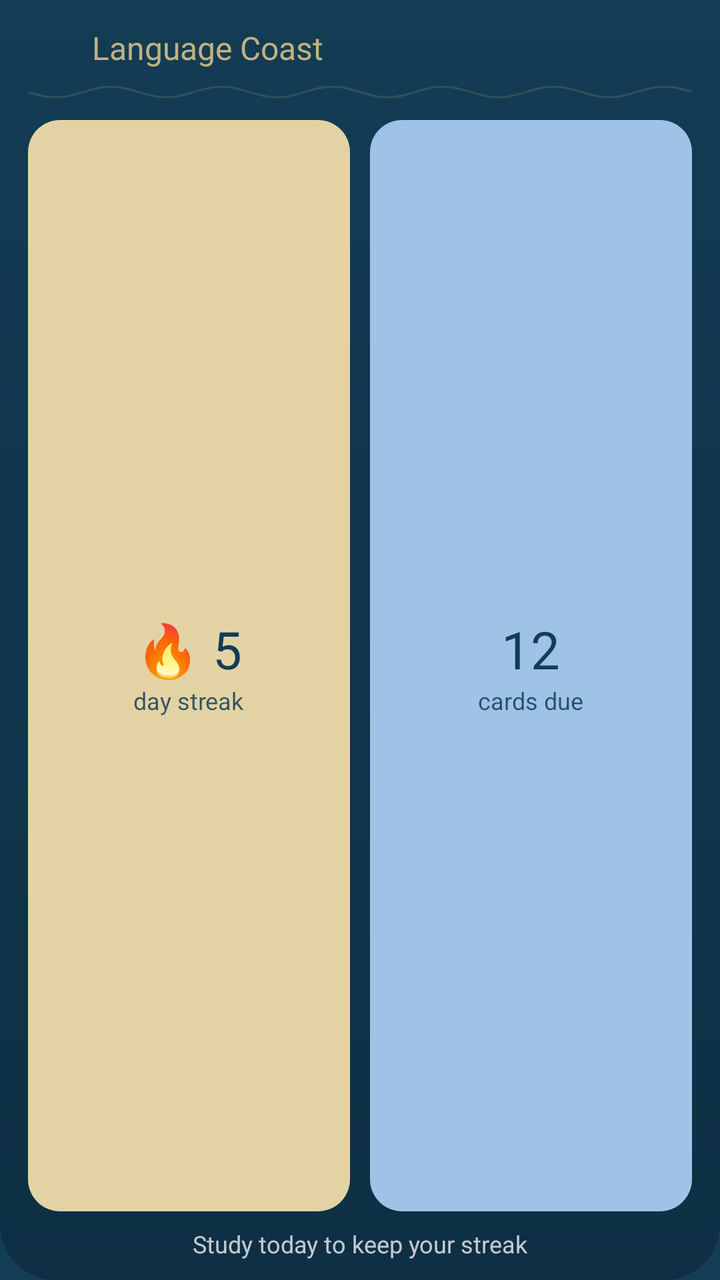
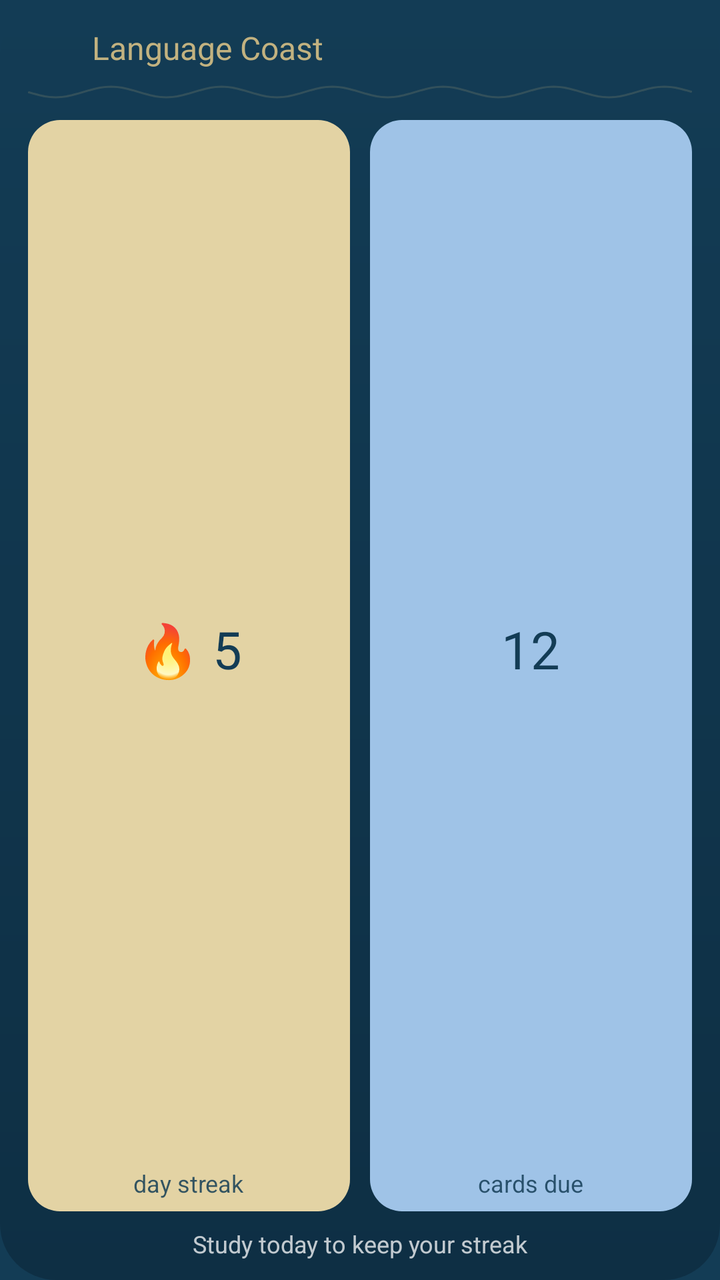

Screens rendered from an Android XML layout before and after an edit, with the pre-edit source and the edit as a unified diff.
<!-- AndroidManifest.xml: application theme Theme.LanguageCoast -->
<!-- res/layout/widget_study.xml -->
<?xml version="1.0" encoding="utf-8"?>
<LinearLayout xmlns:android="http://schemas.android.com/apk/res/android"
    android:id="@+id/widget_root"
    android:layout_width="match_parent"
    android:layout_height="match_parent"
    android:background="@drawable/widget_background"
    android:orientation="vertical"
    android:paddingStart="14dp"
    android:paddingTop="12dp"
    android:paddingEnd="14dp"
    android:paddingBottom="10dp">

    <LinearLayout
        android:layout_width="match_parent"
        android:layout_height="wrap_content"
        android:gravity="center_vertical"
        android:orientation="horizontal">

        <ImageView
            android:layout_width="24dp"
            android:layout_height="24dp"
            android:importantForAccessibility="no"
            android:src="@mipmap/logo_android_language_coast_round" />

        <TextView
            android:layout_width="wrap_content"
            android:layout_height="wrap_content"
            android:layout_marginStart="8dp"
            android:fontFamily="@font/nunito"
            android:fontVariationSettings="'wght' 800"
            android:maxLines="1"
            android:text="@string/app_name"
            android:textColor="@color/sand_beige"
            android:textSize="16sp" />
    </LinearLayout>

    <ImageView
        android:layout_width="match_parent"
        android:layout_height="8dp"
        android:layout_marginTop="6dp"
        android:importantForAccessibility="no"
        android:scaleType="fitXY"
        android:src="@drawable/widget_wave" />

    <LinearLayout
        android:layout_width="match_parent"
        android:layout_height="0dp"
        android:layout_marginTop="10dp"
        android:layout_weight="1"
        android:baselineAligned="false"
        android:orientation="horizontal">

        <LinearLayout
            android:layout_width="0dp"
            android:layout_height="match_parent"
            android:layout_weight="1"
            android:background="@drawable/widget_tile_dune"
            android:gravity="center"
            android:orientation="vertical"
            android:padding="6dp">

            <TextView
                android:id="@+id/widget_streak"
                android:layout_width="wrap_content"
                android:layout_height="wrap_content"
                android:fontFamily="@font/nunito"
                android:fontVariationSettings="'wght' 800"
                android:maxLines="1"
                android:text="@string/widget_preview_streak"
                android:textColor="@color/deep_ocean_blue"
                android:textSize="26sp" />

            <TextView
                android:id="@+id/widget_streak_label"
                android:layout_width="wrap_content"
                android:layout_height="wrap_content"
                android:maxLines="1"
                android:text="@string/widget_streak_label"
                android:textColor="@color/deep_ocean_blue_secondary"
                android:textSize="12sp" />
        </LinearLayout>

        
        <FrameLayout
            android:layout_width="10dp"
            android:layout_height="match_parent" />

        <LinearLayout
            android:layout_width="0dp"
            android:layout_height="match_parent"
            android:layout_weight="1"
            android:background="@drawable/widget_tile_sky"
            android:gravity="center"
            android:orientation="vertical"
            android:padding="6dp">

            <TextView
                android:id="@+id/widget_due"
                android:layout_width="wrap_content"
                android:layout_height="wrap_content"
                android:fontFamily="@font/nunito"
                android:fontVariationSettings="'wght' 800"
                android:maxLines="1"
                android:text="@string/widget_preview_due"
                android:textColor="@color/deep_ocean_blue"
                android:textSize="26sp" />

            <TextView
                android:id="@+id/widget_due_label"
                android:layout_width="wrap_content"
                android:layout_height="wrap_content"
                android:maxLines="1"
                android:text="@string/widget_preview_due_label"
                android:textColor="@color/deep_ocean_blue_secondary"
                android:textSize="12sp" />
        </LinearLayout>
    </LinearLayout>

    <TextView
        android:id="@+id/widget_footer"
        android:layout_width="match_parent"
        android:layout_height="wrap_content"
        android:layout_marginTop="8dp"
        android:ellipsize="end"
        android:gravity="center"
        android:maxLines="1"
        android:text="@string/widget_preview_footer"
        android:textColor="@color/mist_white"
        android:textSize="12sp" />
</LinearLayout>
<!-- resources referenced by this layout -->
<resources>
  <color name="deep_ocean_blue">#FF133C55</color>
  <color name="deep_ocean_blue_secondary">#D9133C55</color>
  <color name="mist_white">#BFFFFFFF</color>
  <color name="sand_beige">#FFC2B280</color>
  <!-- drawable widget_background (drawable) -->
  <?xml version="1.0" encoding="utf-8"?>
  <shape xmlns:android="http://schemas.android.com/apk/res/android" android:shape="rectangle">
      <corners android:radius="@dimen/widget_radius" />
      <gradient
          android:angle="270"
          android:endColor="@color/abyss_blue"
          android:startColor="@color/deep_ocean_blue" />
  </shape>
  <!-- drawable widget_tile_dune (drawable) -->
  <?xml version="1.0" encoding="utf-8"?>
  <shape xmlns:android="http://schemas.android.com/apk/res/android" android:shape="rectangle">
      <corners android:radius="16dp" />
      <solid android:color="#FFE3D3A4" />
  </shape>
  <!-- drawable widget_tile_sky (drawable) -->
  <?xml version="1.0" encoding="utf-8"?>
  <shape xmlns:android="http://schemas.android.com/apk/res/android" android:shape="rectangle">
      <corners android:radius="16dp" />
      <solid android:color="#FF9FC3E7" />
  </shape>
  <!-- mipmap logo_android_language_coast_round (mipmap-anydpi-v26) -->
  <?xml version="1.0" encoding="utf-8"?>
  <adaptive-icon xmlns:android="http://schemas.android.com/apk/res/android">
      <background android:drawable="@color/logo_android_language_coast_background"/>
      <foreground android:drawable="@mipmap/logo_android_language_coast_foreground"/>
      <monochrome android:drawable="@mipmap/logo_android_language_coast_foreground"/>
  </adaptive-icon>
  <string name="app_name">Language Coast</string>
  <string name="widget_preview_due">12</string>
  <string name="widget_preview_due_label">cards due</string>
  <string name="widget_preview_footer">Study today to keep your streak</string>
  <string name="widget_preview_streak">🔥 5</string>
  <string name="widget_streak_label">day streak</string>
  <style name="Theme.LanguageCoast" parent="android:Theme.Material.Light.NoActionBar">
          
          <item name="android:windowBackground">@color/deep_ocean_blue</item>
      </style>
  <dimen name="widget_radius">24dp</dimen>
  <color name="abyss_blue">#FF0E2F44</color>
  <color name="widget_wave">#2EC2B280</color>
  <color name="logo_android_language_coast_background">#FFFFFF</color>
  <!-- unchanged entries left out for length: 1 -->
</resources>

<!-- the commit's change to res/layout/widget_study.xml (unified diff, before → after) -->
@@ -61,8 +61,13 @@
 
             <TextView
                 android:id="@+id/widget_streak"
-                android:layout_width="wrap_content"
-                android:layout_height="wrap_content"
+                android:layout_width="match_parent"
+                android:layout_height="0dp"
+                android:layout_weight="1"
+                android:autoSizeMaxTextSize="26sp"
+                android:autoSizeMinTextSize="9sp"
+                android:autoSizeTextType="uniform"
+                android:gravity="center"
                 android:fontFamily="@font/nunito"
                 android:fontVariationSettings="'wght' 800"
                 android:maxLines="1"
@@ -96,8 +101,13 @@
 
             <TextView
                 android:id="@+id/widget_due"
-                android:layout_width="wrap_content"
-                android:layout_height="wrap_content"
+                android:layout_width="match_parent"
+                android:layout_height="0dp"
+                android:layout_weight="1"
+                android:autoSizeMaxTextSize="26sp"
+                android:autoSizeMinTextSize="9sp"
+                android:autoSizeTextType="uniform"
+                android:gravity="center"
                 android:fontFamily="@font/nunito"
                 android:fontVariationSettings="'wght' 800"
                 android:maxLines="1"
